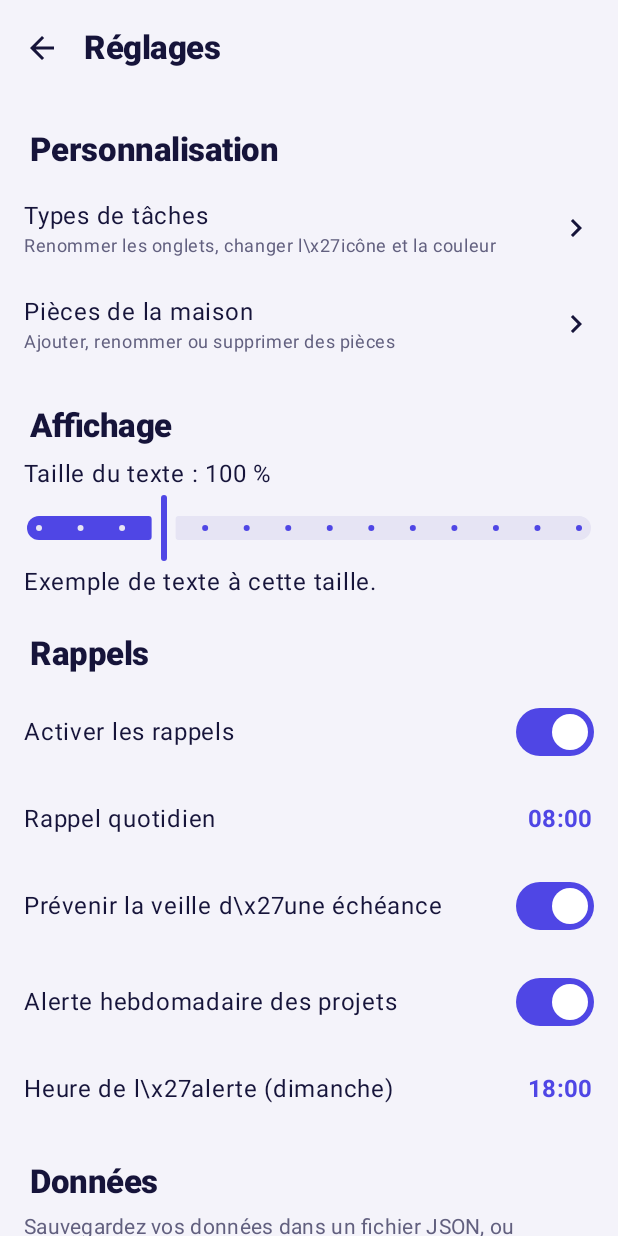
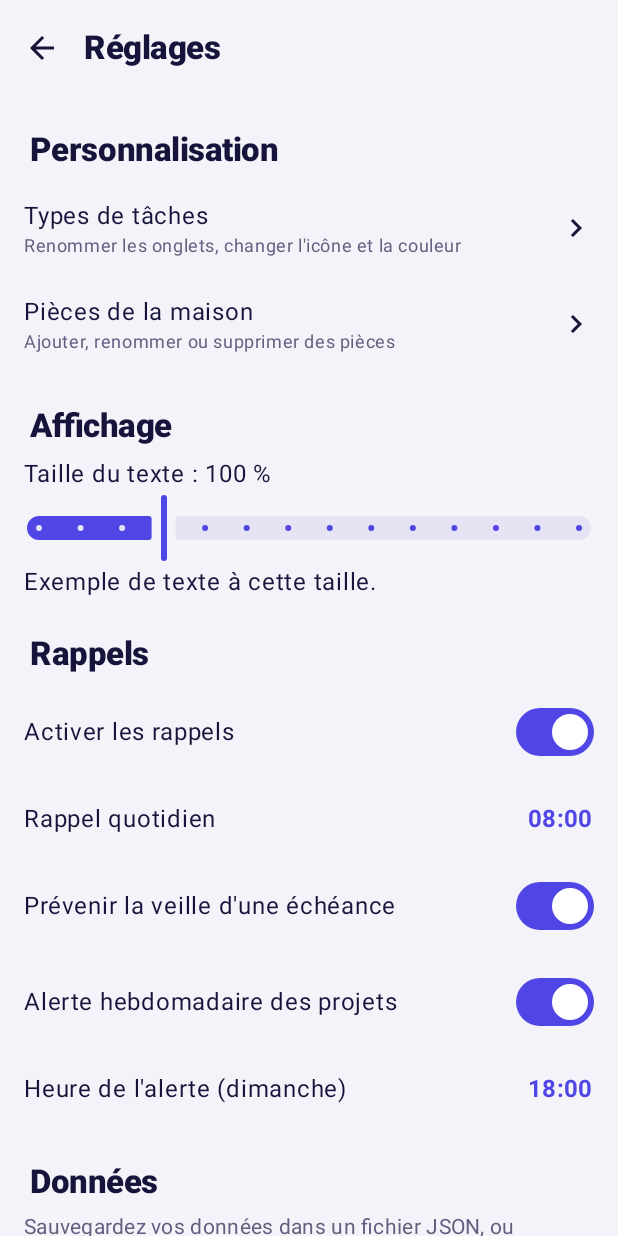
Before and after one commit to ncrdn/MyTasks, an Android app built with Jetpack Compose: the SettingsScreen screen opened through its navigation route, on a phone screen of 412 x 824 dp. Run offline under Robolectric (Android 15) with nearby library versions, the phone set to English and light mode, and no system bars; our stand-ins replace Room's generated code.

Commit message:
fix(res): apostrophes corrompues dans strings.xml
Une substitution malheureuse avait transformé les apostrophes échappées en « \x27 » (visible dans
« Aujourd\x27hui » ou « d\x27affilée »). Elles sont rétablies.

Co-Authored-By: Claude Sonnet 5.5 <noreply@anthropic.com>

```diff
--- a/app/src/main/res/values/strings.xml
+++ b/app/src/main/res/values/strings.xml
@@ -2,7 +2,7 @@
 <resources>
     <string name="app_name">MyTasks</string>
 
-    <!-- Types de tâches par défaut (modifiables par l\x27utilisateur) -->
+    <!-- Types de tâches par défaut (modifiables par l'utilisateur) -->
     <string name="type_domestic">Tâches récurrentes</string>
     <string name="type_oneoff">Tâches ponctuelles</string>
     <string name="type_worksite">Chantiers</string>
@@ -44,7 +44,7 @@
     <string name="status_abandoned">Abandonnée</string>
 
     <!-- Échéances -->
-    <string name="due_today">Aujourd\\x27hui</string>
+    <string name="due_today">Aujourd\'hui</string>
     <string name="due_tomorrow">Demain</string>
     <string name="due_in_days">Dans %1$d j · %2$s</string>
     <string name="due_late_days">En retard de %1$d j</string>
@@ -67,12 +67,12 @@
     <string name="year_attached_empty">Aucune tâche rattachée à cette année.</string>
     <string name="year_pending">En attente</string>
     <string name="year_pending_help">Pas encore rattachées à une année. Points disponibles : %1$s</string>
-    <string name="year_pending_help_none">Pas encore rattachées à une année. Aucune année n\\x27a de points disponibles.</string>
+    <string name="year_pending_help_none">Pas encore rattachées à une année. Aucune année n\'a de points disponibles.</string>
     <string name="year_room_item">%1$d : %2$d pts</string>
     <string name="year_not_attached">Non rattaché (en attente)</string>
     <string name="year_option">%1$d · %2$d pts restants</string>
     <string name="year_no_room">Pas assez de points disponibles pour cette année (restants : %1$d).</string>
-    <string name="year_attach_none">Aucune année n\\x27a assez de points : la tâche restera en attente.</string>
+    <string name="year_attach_none">Aucune année n\'a assez de points : la tâche restera en attente.</string>
     <string name="year_room_hint">Points disponibles : %1$s</string>
     <string name="field_points">Poids</string>
     <string name="points_value">%1$d pts</string>
@@ -93,7 +93,7 @@
     <string name="priority_at_least">Priorité ≥ %1$d</string>
     <string name="period_all">Toute période</string>
     <string name="period_overdue">En retard</string>
-    <string name="period_today">Aujourd\\x27hui</string>
+    <string name="period_today">Aujourd\'hui</string>
     <string name="period_week">Cette semaine</string>
     <string name="period_month">Ce mois-ci</string>
     <string name="period_this_year">Cette année</string>
@@ -158,8 +158,8 @@
     <string name="event_done">Faite</string>
     <string name="event_skipped">Occurrence ignorée</string>
     <string name="delete_event_title">Supprimer cette entrée ?</string>
-    <string name="delete_event_message">Si c\\x27est la dernière action, la tâche reviendra à son état précédent (« à faire », prochaine échéance recalculée). Les compteurs et retards sont mis à jour.</string>
-    <string name="delete_event_message_session">La session sera retirée de l\\x27historique et les totaux de temps seront recalculés.</string>
+    <string name="delete_event_message">Si c\'est la dernière action, la tâche reviendra à son état précédent (« à faire », prochaine échéance recalculée). Les compteurs et retards sont mis à jour.</string>
+    <string name="delete_event_message_session">La session sera retirée de l\'historique et les totaux de temps seront recalculés.</string>
     <string name="event_postponed">Reportée</string>
     <string name="event_abandoned">Abandonnée</string>
     <string name="event_reopened">Rouverte</string>
@@ -203,8 +203,8 @@
     <string name="rec_custom_desc">Tous les %1$d jours</string>
 
     <!-- Tableau de bord -->
-    <string name="dash_today">Aujourd\\x27hui</string>
-    <string name="dash_today_empty">Rien de prévu aujourd\\x27hui.</string>
+    <string name="dash_today">Aujourd\'hui</string>
+    <string name="dash_today_empty">Rien de prévu aujourd\'hui.</string>
     <string name="dash_overdue">Retards</string>
     <string name="dash_overdue_empty">Aucun retard, bravo !</string>
     <string name="dash_week_progress">Avancement de la semaine</string>
@@ -222,14 +222,14 @@
         <item quantity="other">%d sessions enregistrées cette semaine</item>
     </plurals>
     <plurals name="stat_streak">
-        <item quantity="one">jour actif d\\x27affilée</item>
-        <item quantity="other">jours actifs d\\x27affilée</item>
+        <item quantity="one">jour actif d\'affilée</item>
+        <item quantity="other">jours actifs d\'affilée</item>
     </plurals>
 
     <!-- Réglages -->
     <string name="settings_customize">Personnalisation</string>
     <string name="settings_types">Types de tâches</string>
-    <string name="settings_types_help">Renommer les onglets, changer l\\x27icône et la couleur</string>
+    <string name="settings_types_help">Renommer les onglets, changer l\'icône et la couleur</string>
     <string name="settings_rooms">Pièces de la maison</string>
     <string name="settings_rooms_help">Ajouter, renommer ou supprimer des pièces</string>
     <string name="settings_display">Affichage</string>
@@ -238,14 +238,14 @@
     <string name="settings_notifications">Rappels</string>
     <string name="notif_enable">Activer les rappels</string>
     <string name="notif_daily_time">Rappel quotidien</string>
-    <string name="notif_due_eve">Prévenir la veille d\\x27une échéance</string>
+    <string name="notif_due_eve">Prévenir la veille d\'une échéance</string>
     <string name="notif_weekly">Alerte hebdomadaire des projets</string>
-    <string name="notif_weekly_time">Heure de l\\x27alerte (dimanche)</string>
+    <string name="notif_weekly_time">Heure de l\'alerte (dimanche)</string>
     <string name="settings_data">Données</string>
     <string name="settings_data_help">Sauvegardez vos données dans un fichier JSON, ou restaurez-les sur une autre installation.</string>
     <string name="export_json">Exporter en JSON</string>
     <string name="import_json">Importer un fichier JSON</string>
-    <string name="import_warning">L\\x27import remplace toutes les données actuelles par celles du fichier.</string>
+    <string name="import_warning">L\'import remplace toutes les données actuelles par celles du fichier.</string>
     <string name="import_confirm">Remplacer</string>
     <string name="msg_exported">Sauvegarde exportée.</string>
     <string name="msg_imported">Données importées.</string>
@@ -255,11 +255,11 @@
     <string name="type_color">Couleur</string>
     <string name="room_name">Nom de la pièce</string>
     <string name="delete_room_title">Supprimer « %1$s » ?</string>
-    <string name="delete_room_message">Les tâches associées ne seront pas supprimées, elles n\\x27auront simplement plus de pièce.</string>
+    <string name="delete_room_message">Les tâches associées ne seront pas supprimées, elles n\'auront simplement plus de pièce.</string>
 
     <!-- Notifications -->
     <string name="notif_channel">Rappels de tâches</string>
-    <string name="notif_daily_title">Aujourd\\x27hui : %1$d à faire</string>
+    <string name="notif_daily_title">Aujourd\'hui : %1$d à faire</string>
     <string name="notif_line_type">%1$s : %2$d</string>
     <string name="notif_line_overdue">En retard : %1$d</string>
     <string name="notif_eve_title">Échéance demain</string>
```
